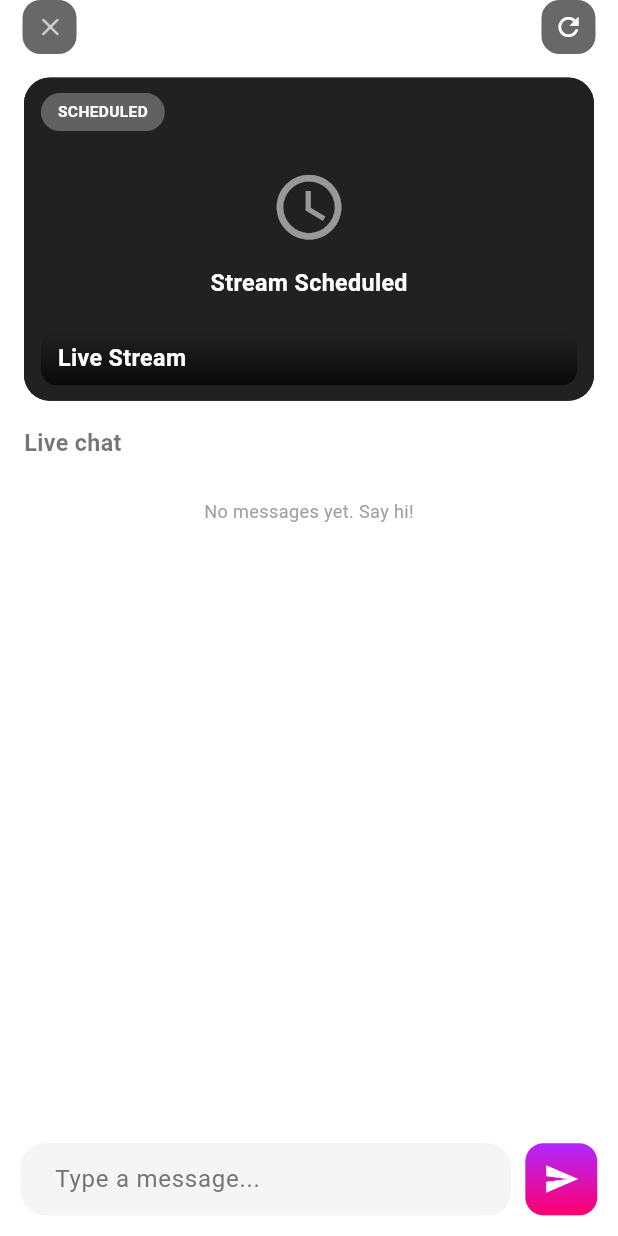
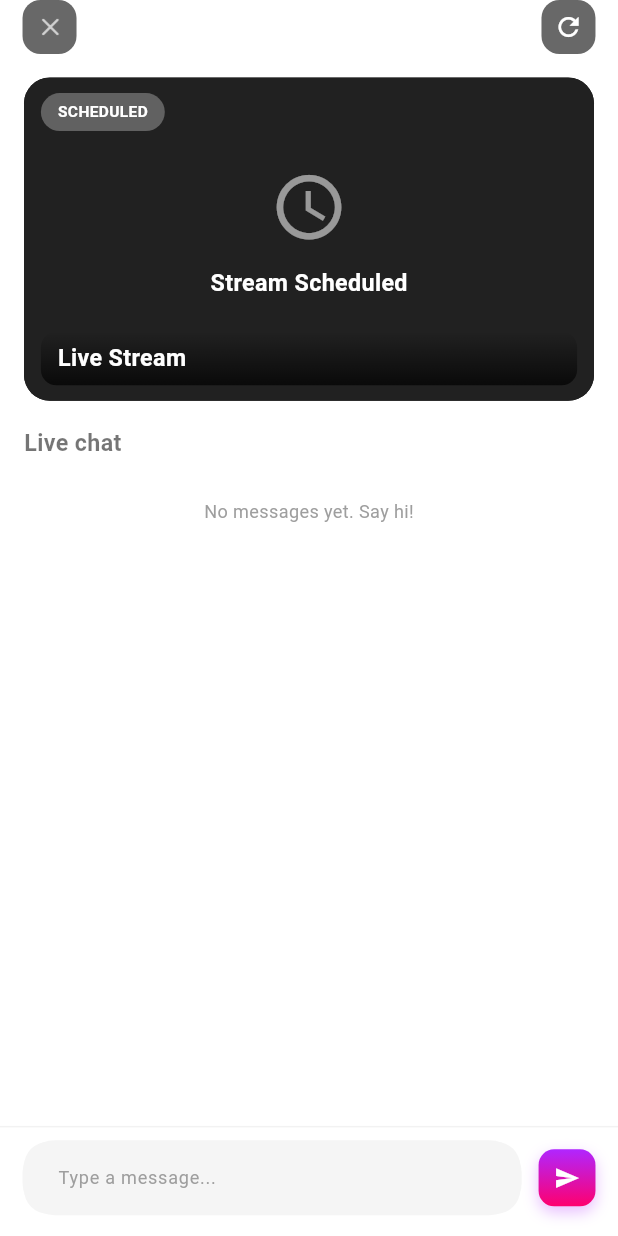
Before and after one commit to nazmul8451/Event-Discovery-App, a Flutter app: the LiveStream screen opened by its route, on a phone screen of 412 x 824 dp. Run offline on Flutter 3.47's test engine with Material 3 defaults, Android fonts, the phone set to English and light mode, and no system bars; our stand-ins replace cached_network_image, carousel_slider, cloud_firestore, device_preview, email_validator, firebase_auth and 17 more; missing offline and left inert: agora_rtc_engine, flutter_polyline_points, flutter_stripe; accounts and stored records are empty.

Commit message:
add modified file

```diff
--- a/lib/View/Screen/BottomNavBarScreen/live_stream.dart
+++ b/lib/View/Screen/BottomNavBarScreen/live_stream.dart
@@ -404,34 +404,64 @@ class _LiveStreamState extends State<LiveStream> {
   Widget _buildChatInput(Map<String, dynamic>? streamData) {
     final streamId = streamData?['id']?.toString() ?? streamData?['_id']?.toString() ?? streamData?['streamId']?.toString();
     final isDark = Provider.of<ThemeProvider>(context).isDarkMode;
+    final bottomInset = MediaQuery.of(context).viewInsets.bottom;
+    final bottomPadding = MediaQuery.of(context).padding.bottom;
 
-    return Padding(
-      padding: EdgeInsets.all(16.r),
+    return Container(
+      padding: EdgeInsets.only(
+        left: 16.w,
+        right: 16.w,
+        top: 10.h,
+        bottom: bottomInset > 0
+            ? 10.h
+            : (bottomPadding > 0 ? bottomPadding : 16.h),
+      ),
+      decoration: BoxDecoration(
+        color: Theme.of(context).scaffoldBackgroundColor,
+        border: Border(
+          top: BorderSide(
+            color: isDark ? Colors.white.withOpacity(0.05) : Colors.black.withOpacity(0.05),
+            width: 1,
+          ),
+        ),
+      ),
       child: Row(
         children: [
           Expanded(
             child: Container(
               decoration: BoxDecoration(
-                color: isDark ? Colors.grey[900] : Colors.grey[100],
+                color: isDark ? const Color(0xFF1E1E1E) : Colors.grey[100],
                 borderRadius: BorderRadius.circular(25.r),
+                border: Border.all(
+                  color: isDark ? Colors.white.withOpacity(0.1) : Colors.transparent,
+                  width: 1,
+                ),
               ),
               child: TextFormField(
                 controller: _chatMessageController,
                 maxLines: 5,
                 minLines: 1,
                 textAlignVertical: TextAlignVertical.center,
+                style: TextStyle(
+                  color: isDark ? Colors.white : Colors.black,
+                  fontSize: 14.sp,
+                ),
                 decoration: InputDecoration(
                   contentPadding: EdgeInsets.symmetric(
                     horizontal: 20.w,
                     vertical: 10.h,
                   ),
                   hintText: 'Type a message...',
+                  hintStyle: TextStyle(
+                    color: isDark ? Colors.white54 : Colors.grey,
+                    fontSize: 14.sp,
+                  ),
                   border: InputBorder.none,
                 ),
               ),
             ),
           ),
-          SizedBox(width: 10.w),
+          SizedBox(width: 12.w),
           GestureDetector(
             onTap: () async {
               if (_chatMessageController.text.trim().isEmpty || streamId == null) return;
@@ -454,17 +484,24 @@ class _LiveStreamState extends State<LiveStream> {
               }
             },
             child: Container(
+              height: 44.h,
+              width: 44.h,
               decoration: BoxDecoration(
-                borderRadius: BorderRadius.circular(12),
+                borderRadius: BorderRadius.circular(12.r),
                 gradient: const LinearGradient(
                   begin: Alignment.topCenter,
                   end: Alignment.bottomCenter,
                   colors: [Color(0xFFB026FF), Color(0xFFFF006E)],
                 ),
+                boxShadow: [
+                  BoxShadow(
+                    color: const Color(0xFFB026FF).withOpacity(0.3),
+                    blurRadius: 8,
+                    offset: const Offset(0, 4),
+                  ),
+                ],
               ),
-              height: 48,
-              width: 48,
-              child: const Icon(Icons.send, color: Colors.white),
+              child: Icon(Icons.send, color: Colors.white, size: 20.sp),
             ),
           ),
         ],
--- a/lib/View/Widgets/auth_textFormField.dart
+++ b/lib/View/Widgets/auth_textFormField.dart
@@ -11,6 +11,7 @@ class AuthTextField extends StatefulWidget {
   final String? Function(String?)? validator;
   final void Function(String)? onChanged;
   final TextInputType? keyboardType;
+  final bool readOnly;
 
   const AuthTextField({
     super.key,
@@ -23,6 +24,7 @@ class AuthTextField extends StatefulWidget {
     this.onChanged,
     this.validator,
     this.isPassword = false,
+    this.readOnly = false,
   });
 
   @override
@@ -64,6 +66,7 @@ class _AuthTextFieldState extends State<AuthTextField> {
             obscureText: widget.isPassword
                 ? _obscureText
                 : widget.obscureText,
+            readOnly: widget.readOnly,
             keyboardType: widget.keyboardType,
             onChanged: widget.onChanged,
             validator: widget.validator,
```
Also changed, not shown: lib/View/Screen/BottomNavBarScreen/details_screen.dart (+31 -51 lines).
